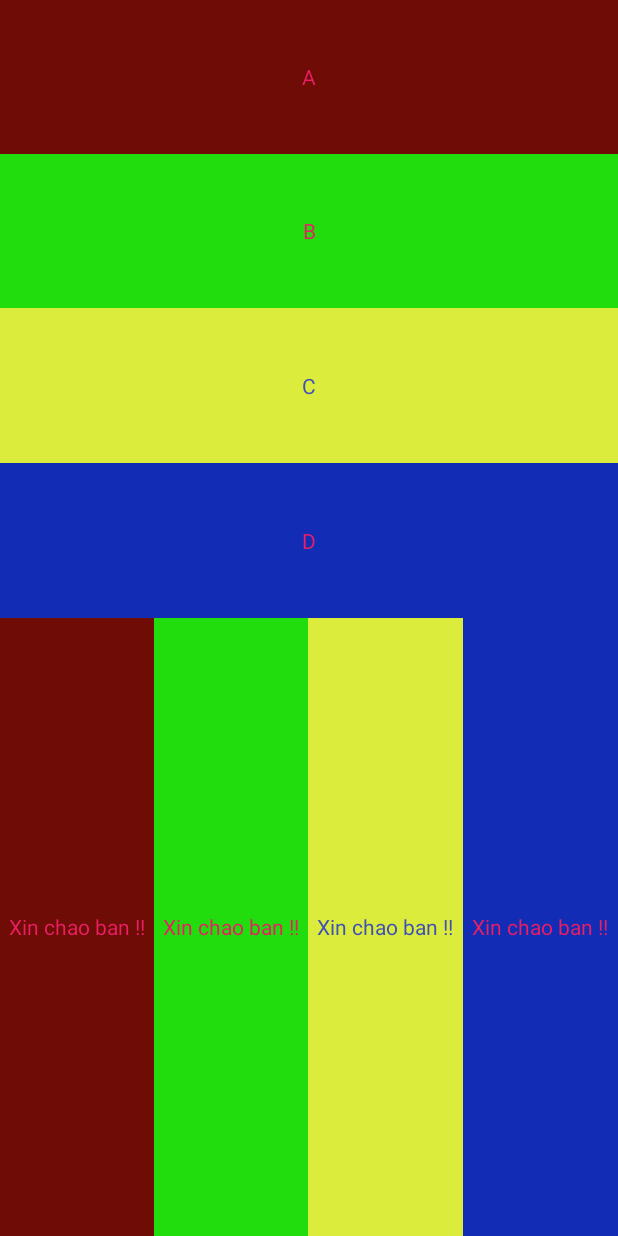
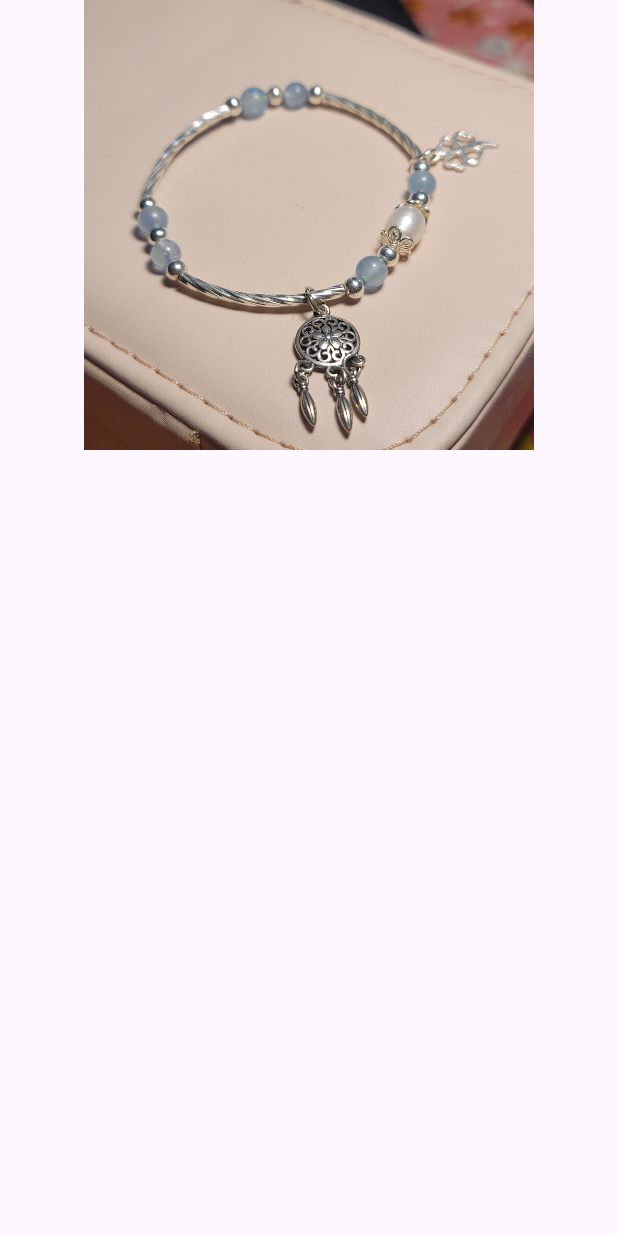
Before and after one commit to DoCongLy/example_dn, an Android app: the screen it shows after launch (MainActivity), on a phone screen of 412 x 824 dp. Run offline under Robolectric (Android 15) with nearby library versions, the phone set to English and light mode, and no system bars.

Commit message:
image LinearLayout

```diff
--- a/app/src/main/res/layout/activity_main.xml
+++ b/app/src/main/res/layout/activity_main.xml
@@ -7,104 +7,14 @@
     android:weightSum="2"
     tools:context=".MainActivity"
     android:orientation="vertical">
-    <LinearLayout
-        android:orientation="vertical"
+
+    <ImageView
         android:layout_width="match_parent"
-        android:layout_height="0dp"
-        android:layout_weight="1"
-        android:weightSum="4" >
+        android:layout_height="300dp"
+        android:scaleType="centerInside"
+        android:src="@drawable/anh">
 
-        <TextView
-            android:id="@+id/tv"
-            android:layout_width="match_parent"
-            android:layout_height="0dp"
-            android:layout_weight="1"
-            android:gravity="center"
-            android:text="A"
-            android:textColor="#E91E63"
-            android:background="#FF6E0C05"
-            android:orientation="horizontal"/>
-
-        <TextView
-            android:id="@+id/tv1"
-            android:layout_width="match_parent"
-            android:layout_height="0dp"
-            android:layout_weight="1"
-            android:background="#FF22DD0D"
-            android:gravity="center"
-            android:text="B"
-            android:textColor="#E91E63" />
-
-        <TextView
-            android:id="@+id/tv2"
-            android:layout_width="match_parent"
-            android:layout_height="0dp"
-            android:layout_weight="1"
-            android:background="#D5D6EA16"
-            android:gravity="center"
-            android:text="C"
-            android:textColor="#3F51B5" />
-        <TextView
-            android:id="@+id/tv3"
-            android:layout_width="match_parent"
-            android:layout_height="0dp"
-            android:layout_weight="1"
-            android:gravity="center"
-            android:text="D"
-            android:textColor="#E91E63"
-            android:background="#FF132CB6"/>
-    </LinearLayout>
-
-    <LinearLayout
-        android:layout_width="match_parent"
-        android:layout_height="0dp"
-        android:layout_weight="1"
-        android:weightSum="4"
-        tools:context=".MainActivity"
-        android:orientation="horizontal">
-        <TextView
-            android:id="@+id/tv5"
-            android:layout_width="0dp"
-            android:layout_height="match_parent"
-            android:layout_weight="1"
-            android:gravity="center"
-            android:text="@string/hello"
-            android:textColor="#E91E63"
-            android:background="#FF6E0C05"
-            android:orientation="horizontal"/>
-
-        <TextView
-            android:id="@+id/tv6"
-            android:layout_width="0dp"
-            android:layout_height="match_parent"
-            android:layout_weight="1"
-            android:background="#FF22DD0D"
-            android:gravity="center"
-            android:text="@string/hello"
-            android:textColor="#E91E63" />
-
-        <TextView
-            android:id="@+id/tv7"
-            android:layout_width="0dp"
-            android:layout_height="match_parent"
-            android:layout_weight="1"
-            android:background="#D5D6EA16"
-            android:gravity="center"
-            android:text="@string/hello"
-            android:textColor="#3F51B5" />
-        <TextView
-            android:id="@+id/tv8"
-            android:layout_width="0dp"
-            android:layout_height="match_parent"
-            android:layout_weight="1"
-            android:gravity="center"
-            android:text="@string/hello"
-            android:textColor="#E91E63"
-            android:background="#FF132CB6"/>
-    </LinearLayout>
-
-
-
+    </ImageView>
 
 
 </LinearLayout>
```
Also changed, not shown: app/src/main/res/drawable/anh.jpg (added).
